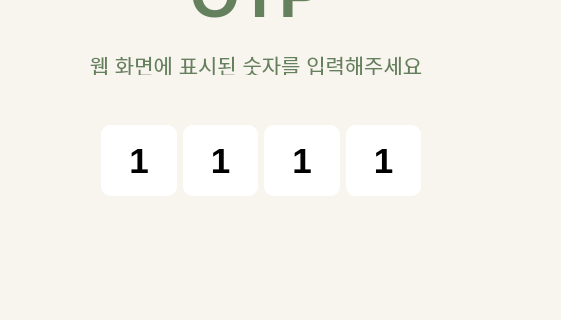
The window that HW/RP1/LCD/otpUI.ui (cloudsea1106/PJT_PLANTinum) describes before a commit, drawn with Qt 5; both pictures show x 0 to 561 and y 185 to 505 of the 1024 by 600 pixel window.
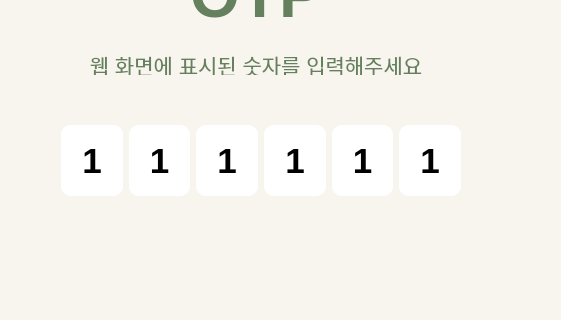
The same window after the commit. Icons and pictures are not drawn.

What changed in the file:
```diff
--- a/HW/RP1/LCD/otpUI.ui
+++ b/HW/RP1/LCD/otpUI.ui
@@ -120,9 +120,9 @@
   <widget class="QWidget" name="layoutWidget">
    <property name="geometry">
     <rect>
-     <x>100</x>
+     <x>60</x>
      <y>310</y>
-     <width>321</width>
+     <width>401</width>
      <height>71</height>
     </rect>
    </property>
@@ -136,6 +136,60 @@
     <property name="verticalSpacing">
      <number>9</number>
     </property>
+    <item row="0" column="3">
+     <widget class="QLabel" name="number_3">
+      <property name="sizePolicy">
+       <sizepolicy hsizetype="Expanding" vsizetype="Expanding">
+        <horstretch>0</horstretch>
+        <verstretch>0</verstretch>
+       </sizepolicy>
+      </property>
+      <property name="font">
+       <font>
+        <pointsize>26</pointsize>
+        <bold>true</bold>
+       </font>
+      </property>
+      <property name="styleSheet">
+       <string notr="true">background-color : white;
+border-radius: 10px;
+</string>
+      </property>
+      <property name="text">
+       <string>1</string>
+      </property>
+      <property name="alignment">
+       <set>Qt::AlignCenter</set>
+      </property>
+     </widget>
+    </item>
+    <item row="0" column="5">
+     <widget class="QLabel" name="number_5">
+      <property name="sizePolicy">
+       <sizepolicy hsizetype="Expanding" vsizetype="Expanding">
+        <horstretch>0</horstretch>
+        <verstretch>0</verstretch>
+       </sizepolicy>
+      </property>
+      <property name="font">
+       <font>
+        <pointsize>26</pointsize>
+        <bold>true</bold>
+       </font>
+      </property>
+      <property name="styleSheet">
+       <string notr="true">background-color : white;
+border-radius: 10px;
+</string>
+      </property>
+      <property name="text">
+       <string>1</string>
+      </property>
+      <property name="alignment">
+       <set>Qt::AlignCenter</set>
+      </property>
+     </widget>
+    </item>
     <item row="0" column="4">
      <widget class="QLabel" name="number_4">
       <property name="sizePolicy">
@@ -217,8 +271,8 @@
       </property>
      </widget>
     </item>
-    <item row="0" column="3">
-     <widget class="QLabel" name="number_3">
+    <item row="0" column="6">
+     <widget class="QLabel" name="number_6">
       <property name="sizePolicy">
        <sizepolicy hsizetype="Expanding" vsizetype="Expanding">
         <horstretch>0</horstretch>
```
